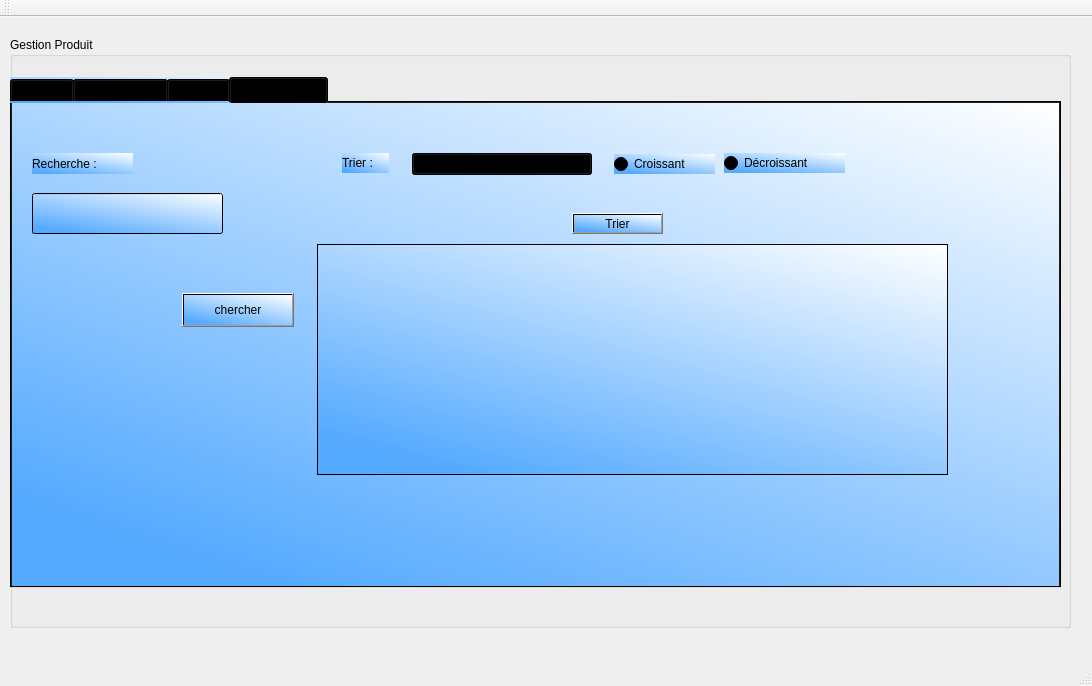
zaineb-ben-aziza/beauty_center_2A17, file mainwindow.ui: the form before one commit.
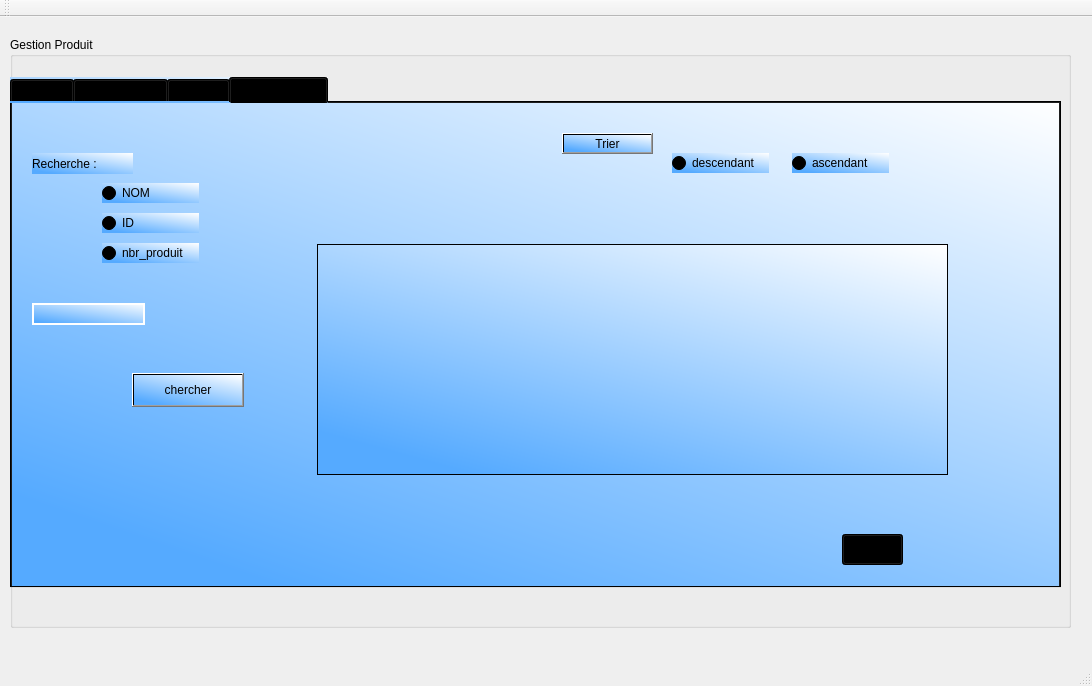
The form after the commit. The open tabs and pages were chosen to show the change.

```diff
--- a/mainwindow.ui
+++ b/mainwindow.ui
@@ -640,52 +640,13 @@
       <attribute name="title">
        <string>Recherche Tri</string>
       </attribute>
-      <widget class="QRadioButton" name="radioButton_12">
-       <property name="geometry">
-        <rect>
-         <x>602</x>
-         <y>51</y>
-         <width>101</width>
-         <height>20</height>
-        </rect>
-       </property>
-       <property name="text">
-        <string>Croissant</string>
-       </property>
-      </widget>
-      <widget class="QRadioButton" name="radioButton_11">
-       <property name="geometry">
-        <rect>
-         <x>712</x>
-         <y>50</y>
-         <width>121</width>
-         <height>20</height>
-        </rect>
-       </property>
-       <property name="text">
-        <string>Décroissant</string>
-       </property>
-      </widget>
-      <widget class="QLabel" name="label_17">
-       <property name="geometry">
-        <rect>
-         <x>330</x>
-         <y>50</y>
-         <width>47</width>
-         <height>20</height>
-        </rect>
-       </property>
-       <property name="text">
-        <string>Trier :</string>
-       </property>
-      </widget>
       <widget class="QComboBox" name="comboBox_3">
        <property name="geometry">
         <rect>
-         <x>400</x>
-         <y>50</y>
-         <width>180</width>
-         <height>22</height>
+         <x>830</x>
+         <y>431</y>
+         <width>61</width>
+         <height>31</height>
         </rect>
        </property>
        <item>
@@ -712,8 +673,8 @@
       <widget class="QPushButton" name="pushButton_22">
        <property name="geometry">
         <rect>
-         <x>560</x>
-         <y>110</y>
+         <x>550</x>
+         <y>30</y>
          <width>91</width>
          <height>21</height>
         </rect>
@@ -722,21 +683,11 @@
         <string>Trier</string>
        </property>
       </widget>
-      <widget class="QLineEdit" name="lineEdit_11">
-       <property name="geometry">
-        <rect>
-         <x>20</x>
-         <y>90</y>
-         <width>191</width>
-         <height>41</height>
-        </rect>
-       </property>
-      </widget>
       <widget class="QPushButton" name="pushButton_20">
        <property name="geometry">
         <rect>
-         <x>170</x>
-         <y>190</y>
+         <x>120</x>
+         <y>270</y>
          <width>112</width>
          <height>34</height>
         </rect>
@@ -768,6 +719,108 @@
         </rect>
        </property>
       </widget>
+      <widget class="QLineEdit" name="line_recherche_critere">
+       <property name="geometry">
+        <rect>
+         <x>20</x>
+         <y>200</y>
+         <width>113</width>
+         <height>22</height>
+        </rect>
+       </property>
+       <property name="styleSheet">
+        <string notr="true">border-width: 2px;
+border-style: solid;
+border-color: white;</string>
+       </property>
+      </widget>
+      <widget class="QRadioButton" name="rb_desc_historique">
+       <property name="geometry">
+        <rect>
+         <x>660</x>
+         <y>50</y>
+         <width>97</width>
+         <height>20</height>
+        </rect>
+       </property>
+       <property name="styleSheet">
+        <string notr="true">QRadioBotton {
+
+border: 2px solid #F6CFCA;
+border-radius: 20px;
+border-style: outset;
+background: qradialgradient(
+cx: 0.3, cy: -0.4, fx: 0.3, fy: -0.4,
+radius: 1.35, stop: 0 , stop: 1 
+);
+padding: 0.3rem 0.2rem;
+}
+QRadioBotton:hover {
+background: qradialgradient(
+cx: 0.3, cy: -0.4, fx: 0.3, fy: -0.4,
+radius: 1.35, stop: 0 , stop: 1 #bbb
+);
+ 
+    background-color:#98FB98	;
+    border-radius: 15px;
+}</string>
+       </property>
+       <property name="text">
+        <string>descendant</string>
+       </property>
+      </widget>
+      <widget class="QRadioButton" name="rb_asc_historique">
+       <property name="geometry">
+        <rect>
+         <x>780</x>
+         <y>50</y>
+         <width>97</width>
+         <height>20</height>
+        </rect>
+       </property>
+       <property name="text">
+        <string>ascendant</string>
+       </property>
+      </widget>
+      <widget class="QRadioButton" name="radioButton_nom">
+       <property name="geometry">
+        <rect>
+         <x>90</x>
+         <y>80</y>
+         <width>97</width>
+         <height>20</height>
+        </rect>
+       </property>
+       <property name="text">
+        <string>NOM</string>
+       </property>
+      </widget>
+      <widget class="QRadioButton" name="radioButton_ID">
+       <property name="geometry">
+        <rect>
+         <x>90</x>
+         <y>110</y>
+         <width>97</width>
+         <height>20</height>
+        </rect>
+       </property>
+       <property name="text">
+        <string>ID</string>
+       </property>
+      </widget>
+      <widget class="QRadioButton" name="radioButton_salaire">
+       <property name="geometry">
+        <rect>
+         <x>90</x>
+         <y>140</y>
+         <width>97</width>
+         <height>20</height>
+        </rect>
+       </property>
+       <property name="text">
+        <string>nbr_produit</string>
+       </property>
+      </widget>
      </widget>
     </widget>
    </widget>
```
Left out of the diff: 12 changed lines with no effect on the pictures.
